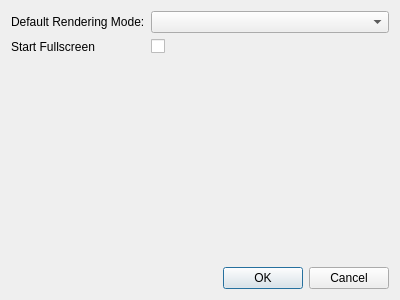
Above: DepthView-src/settingswindow.ui from chipgw/depthview before the change. Below: the same form after it.
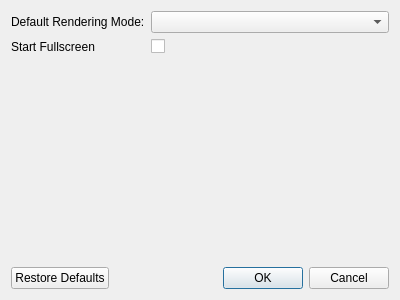
That is the form after the change.

Commit message: Added a "Restore Defaults" button to settings widget. added Mono rendering to settings.

```diff
--- a/DepthView-src/settingswindow.ui
+++ b/DepthView-src/settingswindow.ui
@@ -44,7 +44,7 @@
       <enum>Qt::Horizontal</enum>
      </property>
      <property name="standardButtons">
-      <set>QDialogButtonBox::Cancel|QDialogButtonBox::Ok</set>
+      <set>QDialogButtonBox::Cancel|QDialogButtonBox::Ok|QDialogButtonBox::RestoreDefaults</set>
      </property>
     </widget>
    </item>
```
The commit also changes 3 other files.
